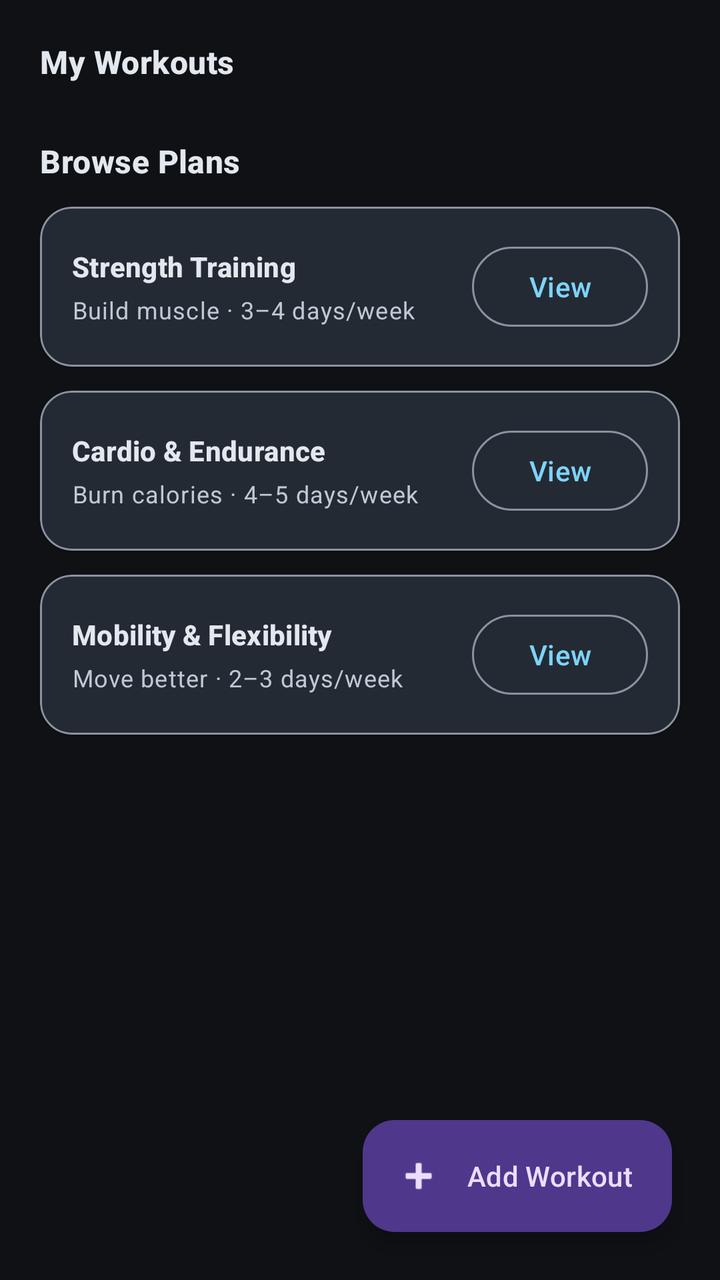
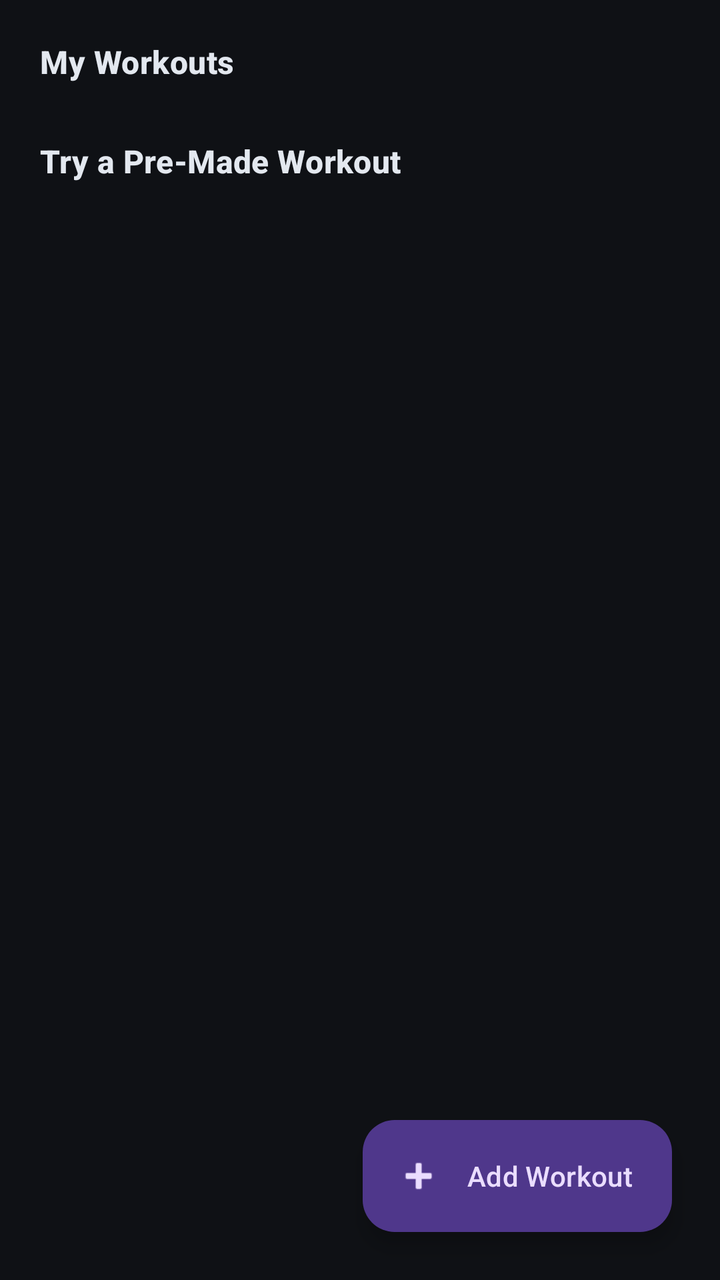

Compare the two renders of this Android layout. The source of the first and the diff that turns it into the second are given below.
<!-- AndroidManifest.xml: application theme Theme.CS4084Group3 -->
<!-- res/layout/fragment_workouts.xml -->
<?xml version="1.0" encoding="utf-8"?>
<androidx.coordinatorlayout.widget.CoordinatorLayout
    xmlns:android="http://schemas.android.com/apk/res/android"
    xmlns:app="http://schemas.android.com/apk/res-auto"
    android:layout_width="match_parent"
    android:layout_height="match_parent"
    android:background="?android:attr/colorBackground">

    <ScrollView
        android:layout_width="match_parent"
        android:layout_height="match_parent"
        android:clipToPadding="false"
        android:fillViewport="true"
        android:paddingHorizontal="20dp"
        android:paddingTop="20dp"
        android:paddingBottom="96dp">

    <LinearLayout
        android:layout_width="match_parent"
        android:layout_height="wrap_content"
        android:orientation="vertical">

        
        <TextView
            android:layout_width="wrap_content"
            android:layout_height="wrap_content"
            android:text="@string/workouts_my_title"
            android:textAppearance="?attr/textAppearanceTitleMedium"
            android:textColor="?attr/colorOnSurface"
            android:textStyle="bold" />

        
        <LinearLayout
            android:id="@+id/myWorkoutsContainer"
            android:layout_width="match_parent"
            android:layout_height="wrap_content"
            android:orientation="vertical" />

        
        <TextView
            android:layout_width="wrap_content"
            android:layout_height="wrap_content"
            android:layout_marginTop="28dp"
            android:text="@string/workouts_browse_title"
            android:textAppearance="?attr/textAppearanceTitleMedium"
            android:textColor="?attr/colorOnSurface"
            android:textStyle="bold" />

        <com.google.android.material.card.MaterialCardView
            style="@style/Widget.CS4084Group3.Card"
            android:layout_width="match_parent"
            android:layout_height="wrap_content"
            android:layout_marginTop="12dp"
            app:cardCornerRadius="16dp">

            <LinearLayout
                android:layout_width="match_parent"
                android:layout_height="wrap_content"
                android:gravity="center_vertical"
                android:orientation="horizontal"
                android:padding="16dp">

                <LinearLayout
                    android:layout_width="0dp"
                    android:layout_height="wrap_content"
                    android:layout_weight="1"
                    android:orientation="vertical">

                    <TextView
                        android:layout_width="wrap_content"
                        android:layout_height="wrap_content"
                        android:text="@string/plan_strength_title"
                        android:textAppearance="?attr/textAppearanceTitleSmall"
                        android:textColor="?attr/colorOnSurface"
                        android:textStyle="bold" />

                    <TextView
                        android:layout_width="wrap_content"
                        android:layout_height="wrap_content"
                        android:layout_marginTop="4dp"
                        android:text="@string/plan_strength_meta"
                        android:textAppearance="?attr/textAppearanceBodySmall"
                        android:textColor="?attr/colorOnSurfaceVariant" />
                </LinearLayout>

                <com.google.android.material.button.MaterialButton
                    style="@style/Widget.Material3.Button.OutlinedButton"
                    android:layout_width="wrap_content"
                    android:layout_height="wrap_content"
                    android:text="@string/btn_view" />
            </LinearLayout>
        </com.google.android.material.card.MaterialCardView>

        <com.google.android.material.card.MaterialCardView
            style="@style/Widget.CS4084Group3.Card"
            android:layout_width="match_parent"
            android:layout_height="wrap_content"
            android:layout_marginTop="12dp"
            app:cardCornerRadius="16dp">

            <LinearLayout
                android:layout_width="match_parent"
                android:layout_height="wrap_content"
                android:gravity="center_vertical"
                android:orientation="horizontal"
                android:padding="16dp">

                <LinearLayout
                    android:layout_width="0dp"
                    android:layout_height="wrap_content"
                    android:layout_weight="1"
                    android:orientation="vertical">

                    <TextView
                        android:layout_width="wrap_content"
                        android:layout_height="wrap_content"
                        android:text="@string/plan_cardio_title"
                        android:textAppearance="?attr/textAppearanceTitleSmall"
                        android:textColor="?attr/colorOnSurface"
                        android:textStyle="bold" />

                    <TextView
                        android:layout_width="wrap_content"
                        android:layout_height="wrap_content"
                        android:layout_marginTop="4dp"
                        android:text="@string/plan_cardio_meta"
                        android:textAppearance="?attr/textAppearanceBodySmall"
                        android:textColor="?attr/colorOnSurfaceVariant" />
                </LinearLayout>

                <com.google.android.material.button.MaterialButton
                    style="@style/Widget.Material3.Button.OutlinedButton"
                    android:layout_width="wrap_content"
                    android:layout_height="wrap_content"
                    android:text="@string/btn_view" />
            </LinearLayout>
        </com.google.android.material.card.MaterialCardView>

        <com.google.android.material.card.MaterialCardView
            style="@style/Widget.CS4084Group3.Card"
            android:layout_width="match_parent"
            android:layout_height="wrap_content"
            android:layout_marginTop="12dp"
            android:layout_marginBottom="8dp"
            app:cardCornerRadius="16dp">

            <LinearLayout
                android:layout_width="match_parent"
                android:layout_height="wrap_content"
                android:gravity="center_vertical"
                android:orientation="horizontal"
                android:padding="16dp">

                <LinearLayout
                    android:layout_width="0dp"
                    android:layout_height="wrap_content"
                    android:layout_weight="1"
                    android:orientation="vertical">

                    <TextView
                        android:layout_width="wrap_content"
                        android:layout_height="wrap_content"
                        android:text="@string/plan_mobility_title"
                        android:textAppearance="?attr/textAppearanceTitleSmall"
                        android:textColor="?attr/colorOnSurface"
                        android:textStyle="bold" />

                    <TextView
                        android:layout_width="wrap_content"
                        android:layout_height="wrap_content"
                        android:layout_marginTop="4dp"
                        android:text="@string/plan_mobility_meta"
                        android:textAppearance="?attr/textAppearanceBodySmall"
                        android:textColor="?attr/colorOnSurfaceVariant" />
                </LinearLayout>

                <com.google.android.material.button.MaterialButton
                    style="@style/Widget.Material3.Button.OutlinedButton"
                    android:layout_width="wrap_content"
                    android:layout_height="wrap_content"
                    android:text="@string/btn_view" />
            </LinearLayout>
        </com.google.android.material.card.MaterialCardView>

    </LinearLayout>

    </ScrollView>

    <com.google.android.material.floatingactionbutton.ExtendedFloatingActionButton
        android:id="@+id/fabAddWorkout"
        android:layout_width="wrap_content"
        android:layout_height="wrap_content"
        android:layout_gravity="bottom|end"
        android:layout_margin="24dp"
        android:text="@string/fab_add_workout"
        app:icon="@android:drawable/ic_input_add" />

</androidx.coordinatorlayout.widget.CoordinatorLayout>
<!-- resources referenced by this layout -->
<resources>
  <string name="btn_view">View</string>
  <string name="fab_add_workout">Add Workout</string>
  <string name="plan_cardio_meta">Burn calories · 4–5 days/week</string>
  <string name="plan_cardio_title">Cardio &amp; Endurance</string>
  <string name="plan_mobility_meta">Move better · 2–3 days/week</string>
  <string name="plan_mobility_title">Mobility &amp; Flexibility</string>
  <string name="plan_strength_meta">Build muscle · 3–4 days/week</string>
  <string name="plan_strength_title">Strength Training</string>
  <string name="workouts_browse_title">Browse Plans</string>
  <string name="workouts_my_title">My Workouts</string>
  <style name="Widget.CS4084Group3.Card" parent="Widget.Material3.CardView.Elevated">
          <item name="cardBackgroundColor">?attr/colorSurfaceVariant</item>
          <item name="strokeColor">?attr/colorOutline</item>
          <item name="strokeWidth">1dp</item>
      </style>
  <style name="Theme.CS4084Group3" parent="Base.Theme.CS4084Group3" />
  <style name="Base.Theme.CS4084Group3" parent="Theme.Material3.Dark.NoActionBar">
          <item name="colorPrimary">@color/md_theme_dark_primary</item>
          <item name="colorOnPrimary">@color/md_theme_dark_onPrimary</item>
          <item name="colorSecondary">@color/md_theme_dark_secondary</item>
          <item name="colorOnSecondary">@color/md_theme_dark_onSecondary</item>
          <item name="android:colorBackground">@color/md_theme_dark_background</item>
          <item name="colorSurface">@color/md_theme_dark_surface</item>
          <item name="colorOnSurface">@color/md_theme_dark_onSurface</item>
          <item name="colorSurfaceVariant">@color/md_theme_dark_surfaceVariant</item>
          <item name="colorOnSurfaceVariant">@color/md_theme_dark_onSurfaceVariant</item>
          <item name="colorOutline">@color/md_theme_dark_outline</item>
          <item name="android:statusBarColor">@android:color/transparent</item>
          <item name="android:navigationBarColor">@color/md_theme_dark_surface</item>
          <item name="android:windowLightStatusBar">false</item>
          <item name="android:windowLightNavigationBar">false</item>
          <item name="toolbarStyle">@style/Widget.CS4084Group3.TopAppBar</item>
          <item name="bottomNavigationStyle">@style/Widget.CS4084Group3.BottomNav</item>
          <item name="materialCardViewStyle">@style/Widget.CS4084Group3.Card</item>
      </style>
  <color name="md_theme_dark_primary">#7DD3FC</color>
  <color name="md_theme_dark_onPrimary">#00344A</color>
  <color name="md_theme_dark_secondary">#A7C8E8</color>
  <color name="md_theme_dark_onSecondary">#0A314D</color>
  <color name="md_theme_dark_background">#0F1115</color>
  <color name="md_theme_dark_surface">#161A20</color>
  <color name="md_theme_dark_onSurface">#E3E8EF</color>
  <color name="md_theme_dark_surfaceVariant">#242A33</color>
  <color name="md_theme_dark_onSurfaceVariant">#C1C8D3</color>
  <color name="md_theme_dark_outline">#8B93A1</color>
  <style name="Widget.CS4084Group3.TopAppBar" parent="Widget.Material3.Toolbar">
          <item name="backgroundTint">?attr/colorSurface</item>
          <item name="titleTextColor">?attr/colorOnSurface</item>
          <item name="subtitleTextColor">?attr/colorOnSurfaceVariant</item>
          <item name="elevation">0dp</item>
      </style>
  <style name="Widget.CS4084Group3.BottomNav" parent="Widget.Material3.BottomNavigationView">
          <item name="android:background">?attr/colorSurface</item>
          <item name="itemIconTint">@color/bottom_nav_item_tint</item>
          <item name="itemTextColor">@color/bottom_nav_item_tint</item>
      </style>
</resources>

<!-- the commit's change to res/layout/fragment_workouts.xml (unified diff, before → after) -->
@@ -15,174 +15,45 @@
         android:paddingTop="20dp"
         android:paddingBottom="96dp">
 
-    <LinearLayout
-        android:layout_width="match_parent"
-        android:layout_height="wrap_content"
-        android:orientation="vertical">
-
-        
-        <TextView
-            android:layout_width="wrap_content"
-            android:layout_height="wrap_content"
-            android:text="@string/workouts_my_title"
-            android:textAppearance="?attr/textAppearanceTitleMedium"
-            android:textColor="?attr/colorOnSurface"
-            android:textStyle="bold" />
-
-        
         <LinearLayout
-            android:id="@+id/myWorkoutsContainer"
             android:layout_width="match_parent"
             android:layout_height="wrap_content"
-            android:orientation="vertical" />
+            android:orientation="vertical">
 
-        
-        <TextView
-            android:layout_width="wrap_content"
-            android:layout_height="wrap_content"
-            android:layout_marginTop="28dp"
-            android:text="@string/workouts_browse_title"
-            android:textAppearance="?attr/textAppearanceTitleMedium"
-            android:textColor="?attr/colorOnSurface"
-            android:textStyle="bold" />
+            
+            <TextView
+                android:layout_width="wrap_content"
+                android:layout_height="wrap_content"
+                android:text="@string/workouts_my_title"
+                android:textAppearance="?attr/textAppearanceTitleMedium"
+                android:textColor="?attr/colorOnSurface"
+                android:textStyle="bold" />
 
-        <com.google.android.material.card.MaterialCardView
-            style="@style/Widget.CS4084Group3.Card"
-            android:layout_width="match_parent"
-            android:layout_height="wrap_content"
-            android:layout_marginTop="12dp"
-            app:cardCornerRadius="16dp">
-
+            
             <LinearLayout
+                android:id="@+id/myWorkoutsContainer"
                 android:layout_width="match_parent"
                 android:layout_height="wrap_content"
-                android:gravity="center_vertical"
-                android:orientation="horizontal"
-                android:padding="16dp">
+                android:orientation="vertical" />
 
-                <LinearLayout
-                    android:layout_width="0dp"
-                    android:layout_height="wrap_content"
-                    android:layout_weight="1"
-                    android:orientation="vertical">
+            
+            <TextView
+                android:layout_width="wrap_content"
+                android:layout_height="wrap_content"
+                android:layout_marginTop="28dp"
+                android:text="@string/workouts_premade_title"
+                android:textAppearance="?attr/textAppearanceTitleMedium"
+                android:textColor="?attr/colorOnSurface"
+                android:textStyle="bold" />
 
-                    <TextView
-                        android:layout_width="wrap_content"
-                        android:layout_height="wrap_content"
-                        android:text="@string/plan_strength_title"
-                        android:textAppearance="?attr/textAppearanceTitleSmall"
-                        android:textColor="?attr/colorOnSurface"
-                        android:textStyle="bold" />
-
-                    <TextView
-                        android:layout_width="wrap_content"
-                        android:layout_height="wrap_content"
-                        android:layout_marginTop="4dp"
-                        android:text="@string/plan_strength_meta"
-                        android:textAppearance="?attr/textAppearanceBodySmall"
-                        android:textColor="?attr/colorOnSurfaceVariant" />
-                </LinearLayout>
-
-                <com.google.android.material.button.MaterialButton
-                    style="@style/Widget.Material3.Button.OutlinedButton"
-                    android:layout_width="wrap_content"
-                    android:layout_height="wrap_content"
-                    android:text="@string/btn_view" />
-            </LinearLayout>
-        </com.google.android.material.card.MaterialCardView>
-
-        <com.google.android.material.card.MaterialCardView
-            style="@style/Widget.CS4084Group3.Card"
-            android:layout_width="match_parent"
-            android:layout_height="wrap_content"
-            android:layout_marginTop="12dp"
-            app:cardCornerRadius="16dp">
-
+            
             <LinearLayout
+                android:id="@+id/preMadeWorkoutsContainer"
                 android:layout_width="match_parent"
                 android:layout_height="wrap_content"
-                android:gravity="center_vertical"
-                android:orientation="horizontal"
-                android:padding="16dp">
+                android:orientation="vertical" />
 
-                <LinearLayout
-                    android:layout_width="0dp"
-                    android:layout_height="wrap_content"
-                    android:layout_weight="1"
-                    android:orientation="vertical">
-
-                    <TextView
-                        android:layout_width="wrap_content"
-                        android:layout_height="wrap_content"
-                        android:text="@string/plan_cardio_title"
-                        android:textAppearance="?attr/textAppearanceTitleSmall"
-                        android:textColor="?attr/colorOnSurface"
-                        android:textStyle="bold" />
-
-                    <TextView
-                        android:layout_width="wrap_content"
-                        android:layout_height="wrap_content"
-                        android:layout_marginTop="4dp"
-                        android:text="@string/plan_cardio_meta"
-                        android:textAppearance="?attr/textAppearanceBodySmall"
-                        android:textColor="?attr/colorOnSurfaceVariant" />
-                </LinearLayout>
-
-                <com.google.android.material.button.MaterialButton
-                    style="@style/Widget.Material3.Button.OutlinedButton"
-                    android:layout_width="wrap_content"
-                    android:layout_height="wrap_content"
-                    android:text="@string/btn_view" />
-            </LinearLayout>
-        </com.google.android.material.card.MaterialCardView>
-
-        <com.google.android.material.card.MaterialCardView
-            style="@style/Widget.CS4084Group3.Card"
-            android:layout_width="match_parent"
-            android:layout_height="wrap_content"
-            android:layout_marginTop="12dp"
-            android:layout_marginBottom="8dp"
-            app:cardCornerRadius="16dp">
-
-            <LinearLayout
-                android:layout_width="match_parent"
-                android:layout_height="wrap_content"
-                android:gravity="center_vertical"
-                android:orientation="horizontal"
-                android:padding="16dp">
-
-                <LinearLayout
-                    android:layout_width="0dp"
-                    android:layout_height="wrap_content"
-                    android:layout_weight="1"
-                    android:orientation="vertical">
-
-                    <TextView
-                        android:layout_width="wrap_content"
-                        android:layout_height="wrap_content"
-                        android:text="@string/plan_mobility_title"
-                        android:textAppearance="?attr/textAppearanceTitleSmall"
-                        android:textColor="?attr/colorOnSurface"
-                        android:textStyle="bold" />
-
-                    <TextView
-                        android:layout_width="wrap_content"
-                        android:layout_height="wrap_content"
-                        android:layout_marginTop="4dp"
-                        android:text="@string/plan_mobility_meta"
-                        android:textAppearance="?attr/textAppearanceBodySmall"
-                        android:textColor="?attr/colorOnSurfaceVariant" />
-                </LinearLayout>
-
-                <com.google.android.material.button.MaterialButton
-                    style="@style/Widget.Material3.Button.OutlinedButton"
-                    android:layout_width="wrap_content"
-                    android:layout_height="wrap_content"
-                    android:text="@string/btn_view" />
-            </LinearLayout>
-        </com.google.android.material.card.MaterialCardView>
-
-    </LinearLayout>
+        </LinearLayout>
 
     </ScrollView>
 
<!-- resource entries referenced after the edit -->
@@ -1,15 +1,8 @@
 <!-- resources referenced by this layout -->
 <resources>
-  <string name="btn_view">View</string>
   <string name="fab_add_workout">Add Workout</string>
-  <string name="plan_cardio_meta">Burn calories · 4–5 days/week</string>
-  <string name="plan_cardio_title">Cardio &amp; Endurance</string>
-  <string name="plan_mobility_meta">Move better · 2–3 days/week</string>
-  <string name="plan_mobility_title">Mobility &amp; Flexibility</string>
-  <string name="plan_strength_meta">Build muscle · 3–4 days/week</string>
-  <string name="plan_strength_title">Strength Training</string>
-  <string name="workouts_browse_title">Browse Plans</string>
   <string name="workouts_my_title">My Workouts</string>
+  <string name="workouts_premade_title">Try a Pre-Made Workout</string>
   <style name="Widget.CS4084Group3.Card" parent="Widget.Material3.CardView.Elevated">
           <item name="cardBackgroundColor">?attr/colorSurfaceVariant</item>
           <item name="strokeColor">?attr/colorOutline</item>
